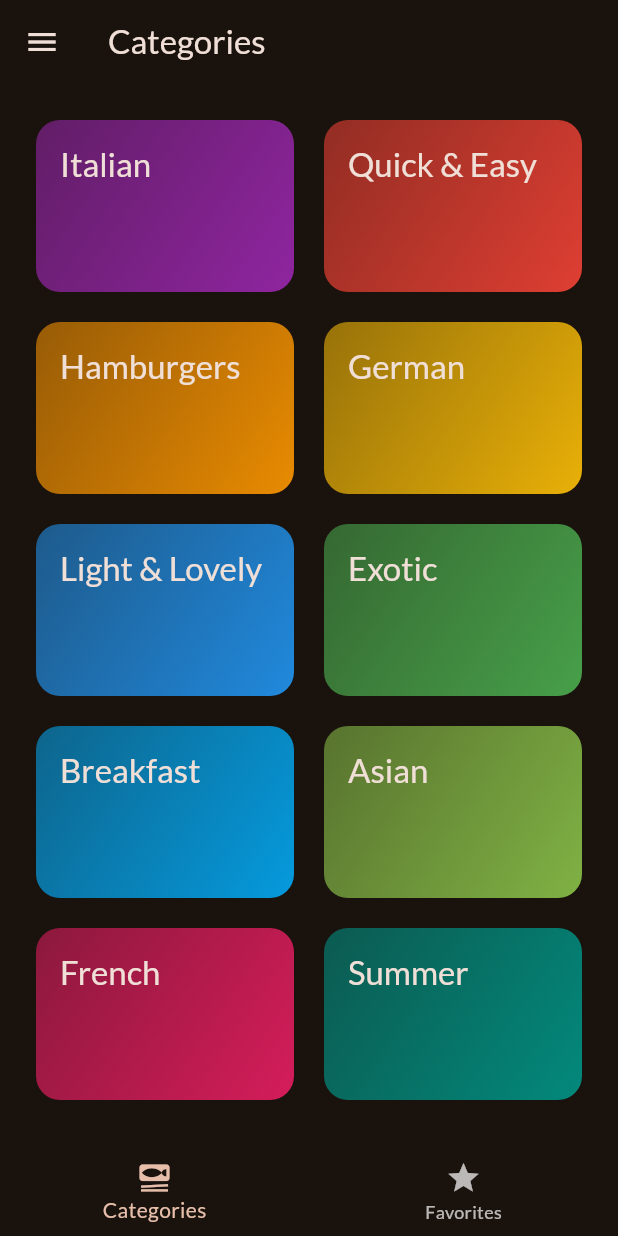
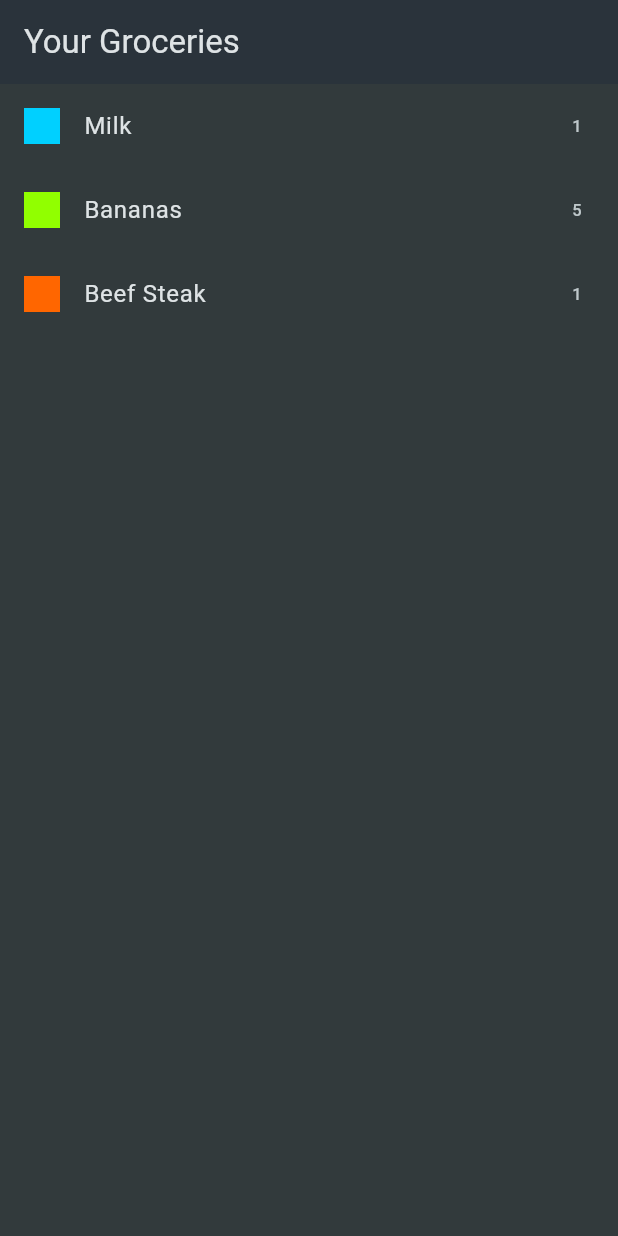
Before and after one commit to ivominic/flutter_test, a Flutter app: the screen it shows after launch, on a phone screen of 412 x 824 dp. Run offline on Flutter 3.47's test engine with Material 3 defaults, Android fonts, the phone set to English and light mode, and no system bars; our stand-ins replace flutter_riverpod, google_fonts, transparent_image.

Commit message:
Setting new app

```diff
--- a/lib/main.dart
+++ b/lib/main.dart
@@ -1,34 +1,28 @@
 import 'package:flutter/material.dart';
-import 'package:flutter_riverpod/flutter_riverpod.dart';
-
-import 'package:google_fonts/google_fonts.dart';
-import 'package:test_app/meals/screens/tabs.dart';
-
-final theme = ThemeData(
-  useMaterial3: true,
-  colorScheme: ColorScheme.fromSeed(
-    brightness: Brightness.dark,
-    seedColor: const Color.fromARGB(255, 131, 57, 0),
-  ),
-  textTheme: GoogleFonts.latoTextTheme(),
-);
+import 'package:test_app/shopping_list/widgets/grocery_list.dart';
 
 void main() {
-  runApp(
-    const ProviderScope(
-      child: App(),
-    ),
-  );
+  runApp(const MyApp());
 }
 
-class App extends StatelessWidget {
-  const App({super.key});
+class MyApp extends StatelessWidget {
+  const MyApp({super.key});
 
+  // This widget is the root of your application.
   @override
   Widget build(BuildContext context) {
     return MaterialApp(
-      theme: theme,
-      home: const TabsScreen(),
+      title: 'Flutter Groceries',
+      theme: ThemeData.dark().copyWith(
+        useMaterial3: true,
+        colorScheme: ColorScheme.fromSeed(
+          seedColor: const Color.fromARGB(255, 147, 229, 250),
+          brightness: Brightness.dark,
+          surface: const Color.fromARGB(255, 42, 51, 59),
+        ),
+        scaffoldBackgroundColor: const Color.fromARGB(255, 50, 58, 60),
+      ),
+      home: const GroceryList(),
     );
   }
 }
--- /dev/null
+++ b/lib/meals/main.dart
@@ -0,0 +1,34 @@
+import 'package:flutter/material.dart';
+import 'package:flutter_riverpod/flutter_riverpod.dart';
+
+import 'package:google_fonts/google_fonts.dart';
+import 'package:test_app/meals/screens/tabs.dart';
+
+final theme = ThemeData(
+  useMaterial3: true,
+  colorScheme: ColorScheme.fromSeed(
+    brightness: Brightness.dark,
+    seedColor: const Color.fromARGB(255, 131, 57, 0),
+  ),
+  textTheme: GoogleFonts.latoTextTheme(),
+);
+
+void main() {
+  runApp(
+    const ProviderScope(
+      child: App(),
+    ),
+  );
+}
+
+class App extends StatelessWidget {
+  const App({super.key});
+
+  @override
+  Widget build(BuildContext context) {
+    return MaterialApp(
+      theme: theme,
+      home: const TabsScreen(),
+    );
+  }
+}
--- /dev/null
+++ b/lib/shopping_list/data/dummy_items.dart
@@ -0,0 +1,21 @@
+import 'package:test_app/shopping_list/models/grocery_item.dart';
+import 'package:test_app/shopping_list/models/category.dart';
+import 'package:test_app/shopping_list/data/categories.dart';
+
+final groceryItems = [
+  GroceryItem(
+      id: 'a',
+      name: 'Milk',
+      quantity: 1,
+      category: categories[Categories.dairy]!),
+  GroceryItem(
+      id: 'b',
+      name: 'Bananas',
+      quantity: 5,
+      category: categories[Categories.fruit]!),
+  GroceryItem(
+      id: 'c',
+      name: 'Beef Steak',
+      quantity: 1,
+      category: categories[Categories.meat]!),
+];
--- /dev/null
+++ b/lib/shopping_list/widgets/grocery_list.dart
@@ -0,0 +1,28 @@
+import 'package:flutter/material.dart';
+import 'package:flutter/widgets.dart';
+import 'package:test_app/shopping_list/data/dummy_items.dart';
+
+class GroceryList extends StatelessWidget {
+  const GroceryList({super.key});
+
+  @override
+  Widget build(BuildContext context) {
+    return Scaffold(
+      appBar: AppBar(
+        title: const Text("Your Groceries"),
+      ),
+      body: ListView.builder(
+        itemCount: groceryItems.length,
+        itemBuilder: (ctx, index) => ListTile(
+          title: Text(groceryItems[index].name),
+          leading: Container(
+            width: 24,
+            height: 24,
+            color: groceryItems[index].category.color,
+          ),
+          trailing: Text(groceryItems[index].quantity.toString()),
+        ),
+      ),
+    );
+  }
+}
```
Also changed, not shown: lib/shopping_list/data/categories.dart (added, +46 -0 lines), lib/shopping_list/models/category.dart (added, +24 -0 lines), lib/shopping_list/models/grocery_item.dart (added, +15 -0 lines).
